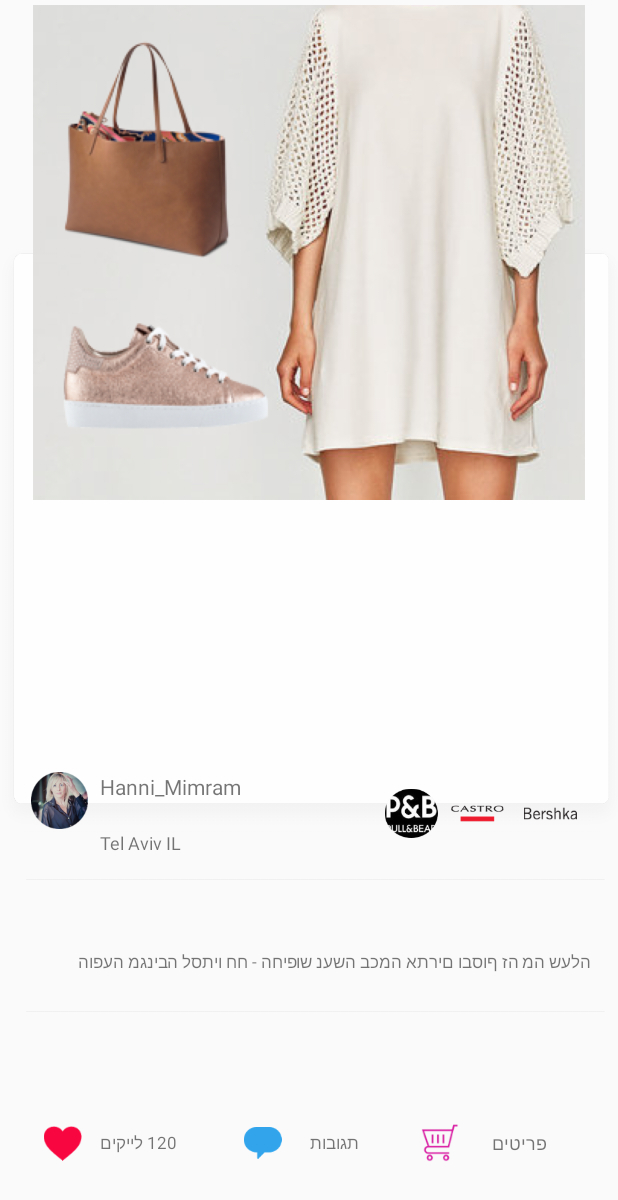
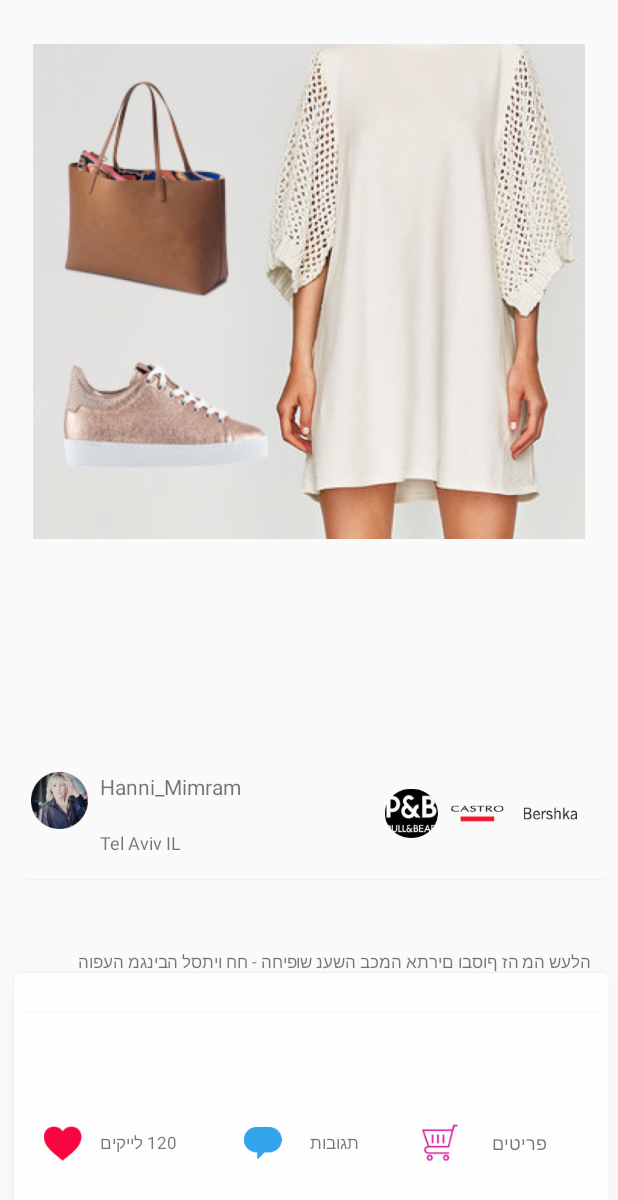
Before and after one commit to davidmimram/testSocial, an Android app: the layout posttry.xml on its own in the app's theme, with its tools: preview values and no code run, on a phone screen of 412 x 824 dp. Shown: the top 1200 px of the screen. Run offline under Robolectric (Android 15) with nearby library versions, the phone set to English and light mode, and no system bars.

Commit message:
tomer start to help

```diff
--- a/app/build.gradle
+++ b/app/build.gradle
@@ -21,7 +21,7 @@ android {
 }
 
 dependencies {
-    implementation fileTree(dir: 'libs', include: ['*.jar'])
+    implementation fileTree(include: ['*.jar'], dir: 'libs')
     implementation 'com.android.support:appcompat-v7:27.1.0'
     implementation 'com.android.support:design:27.1.0'
     implementation 'com.android.support.constraint:constraint-layout:1.0.2'
@@ -42,5 +42,6 @@ dependencies {
     compile 'me.majiajie:pager-bottom-tab-strip:2.2.5'
 
 
+
 }
 apply plugin: 'com.google.gms.google-services'
--- a/app/src/main/java/ind/david/finalproject/PostActivity.java
+++ b/app/src/main/java/ind/david/finalproject/PostActivity.java
@@ -26,6 +26,7 @@ import com.google.firebase.database.ValueEventListener;
 import com.google.firebase.storage.FirebaseStorage;
 import com.google.firebase.storage.StorageReference;
 import com.google.firebase.storage.UploadTask;
+import com.squareup.picasso.Picasso;
 
 import java.text.SimpleDateFormat;
 import java.util.Calendar;
@@ -142,6 +143,8 @@ public class PostActivity extends AppCompatActivity {
 
         StorageReference filePath = PostImagesRefernces.child("Posts").child(ImageUri.getLastPathSegment() + postRandomName + ".jpg");
 
+        //TODO:
+        //BitmapFactory.decodeFile(ImageUri.getPath()).compress(Bitmap.CompressFormat.JPEG, 0.4, );
 
         filePath.putFile(ImageUri).addOnCompleteListener(new OnCompleteListener<UploadTask.TaskSnapshot>() {
             @Override
@@ -240,7 +243,9 @@ public class PostActivity extends AppCompatActivity {
         {
 
             ImageUri = data.getData();
-            SelectPostImage.setImageURI(ImageUri);
+
+            Picasso.with(this).load(ImageUri).into(SelectPostImage);
+          //  SelectPostImage.setImageURI(ImageUri);
         }
 
     }
--- a/app/src/main/res/layout/app_bottombar_layout.xml
+++ b/app/src/main/res/layout/app_bottombar_layout.xml
@@ -4,7 +4,7 @@
     android:id="@+id/main_app_bar"
     android:layout_width="match_parent"
     android:layout_height="70dp"
-    android:layout_marginTop="520dp"
+    android:layout_marginTop="560dp"
     android:background="#FDFDFD"
     android:paddingBottom="0dp"
     android:src="@drawable/bitmap_copy">
--- a/app/src/main/res/layout/posttry.xml
+++ b/app/src/main/res/layout/posttry.xml
@@ -6,23 +6,20 @@
     android:layout_height="match_parent">
 
 
-
-
-
     <ImageView
         android:id="@+id/imageView6"
         android:layout_width="wrap_content"
-        android:layout_height="wrap_content"
+        android:layout_height="0dp"
         android:layout_marginEnd="16dp"
         android:layout_marginStart="8dp"
         app:layout_constraintEnd_toEndOf="parent"
         app:layout_constraintHorizontal_bias="0.333"
         app:layout_constraintStart_toStartOf="parent"
-        app:srcCompat="@drawable/footer"
-        tools:layout_editor_absoluteY="102dp" />
+        app:layout_constraintTop_toTopOf="@+id/guideline12"
+        app:srcCompat="@drawable/footer" />
 
     <ImageView
-        android:id="@+id/imageView8"
+        android:id="@+id/post_image"
         android:layout_width="wrap_content"
         android:layout_height="330dp"
         android:layout_marginBottom="24dp"
@@ -36,7 +33,7 @@
         app:srcCompat="@drawable/photomain" />
 
     <ImageView
-        android:id="@+id/imageView9"
+        android:id="@+id/post_profile_image"
         android:layout_width="38dp"
         android:layout_height="38dp"
         android:layout_marginEnd="8dp"
@@ -319,7 +316,7 @@
         app:layout_constraintGuide_percent="0.8747795" />
 
     <TextView
-        android:id="@+id/textView7"
+        android:id="@+id/post_descripition"
         android:layout_width="wrap_content"
         android:layout_height="wrap_content"
         android:layout_marginBottom="32dp"
@@ -330,5 +327,12 @@
         app:layout_constraintEnd_toStartOf="@+id/guideline6"
         app:layout_constraintTop_toTopOf="@+id/guideline18" />
 
+    <android.support.constraint.Guideline
+        android:id="@+id/guideline12"
+        android:layout_width="wrap_content"
+        android:layout_height="wrap_content"
+        android:orientation="horizontal"
+        app:layout_constraintGuide_percent="0.58201057" />
+
 
 </android.support.constraint.ConstraintLayout>
```
Also changed, not shown: build.gradle (line endings or trailing spaces).
